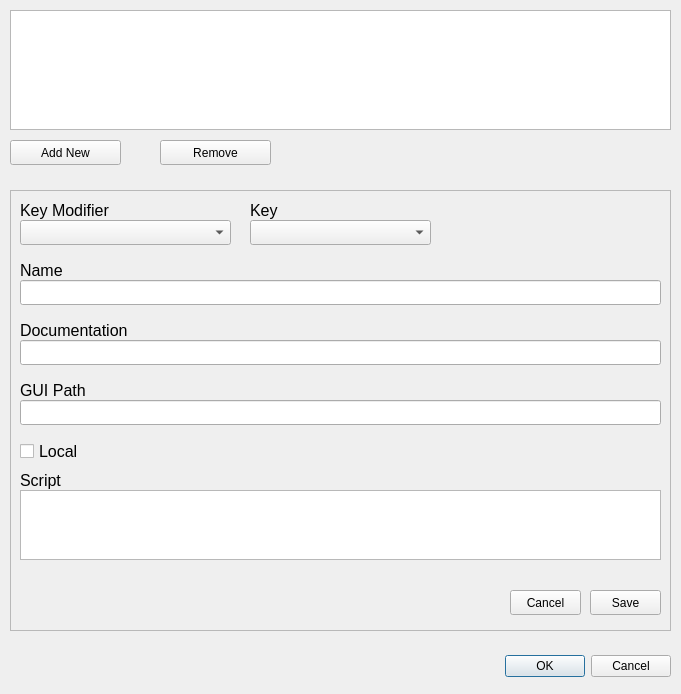
The window that apps/OpenSpace/ext/launcher/src/keybindings.ui (OpenSpace/OpenSpace) describes before a commit, drawn with Qt 5.
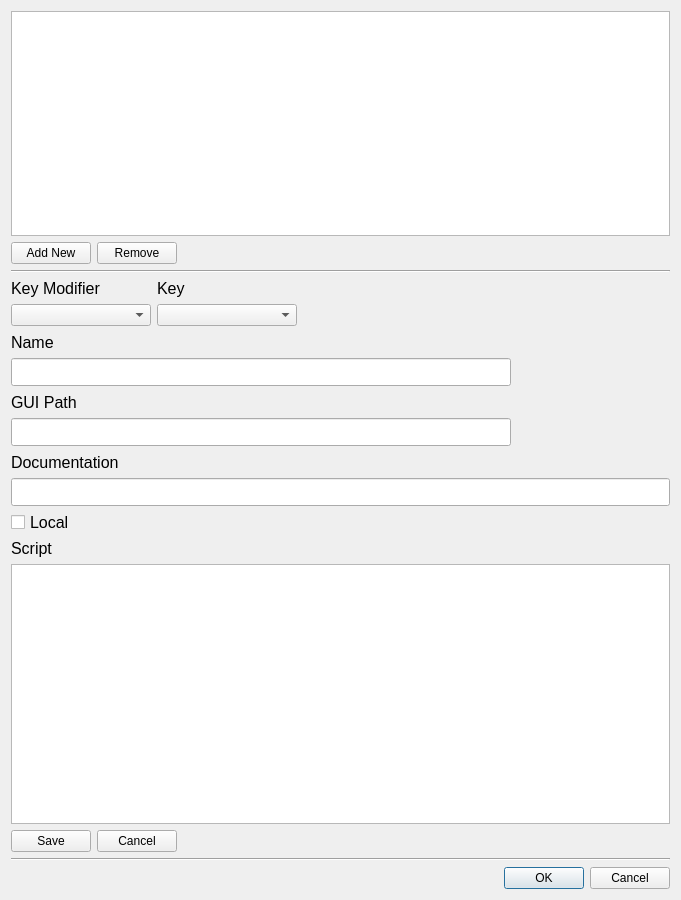
The same window after the commit.

Commit message: Implementing multiple changes to layouts and features based on feedback

The edit to the form file:
```diff
--- a/apps/OpenSpace/ext/launcher/src/keybindings.ui
+++ b/apps/OpenSpace/ext/launcher/src/keybindings.ui
@@ -7,37 +7,27 @@
     <x>0</x>
     <y>0</y>
     <width>681</width>
-    <height>694</height>
+    <height>900</height>
    </rect>
   </property>
+  <property name="minimumSize">
+   <size>
+    <width>400</width>
+    <height>600</height>
+   </size>
+  </property>
+  <property name="maximumSize">
+   <size>
+    <width>1600</width>
+    <height>950</height>
+   </size>
+  </property>
   <property name="windowTitle">
    <string>Assign Keybindings</string>
   </property>
-  <widget class="QDialogButtonBox" name="buttonBox">
-   <property name="geometry">
-    <rect>
-     <x>330</x>
-     <y>650</y>
-     <width>341</width>
-     <height>32</height>
-    </rect>
-   </property>
-   <property name="orientation">
-    <enum>Qt::Horizontal</enum>
-   </property>
-   <property name="standardButtons">
-    <set>QDialogButtonBox::Cancel|QDialogButtonBox::Ok</set>
-   </property>
-  </widget>
+  <layout class="QVBoxLayout" name="verticalLayout">
+   <item>
   <widget class="QListWidget" name="list">
-   <property name="geometry">
-    <rect>
-     <x>10</x>
-     <y>10</y>
-     <width>661</width>
-     <height>120</height>
-    </rect>
-   </property>
    <property name="sizePolicy">
     <sizepolicy hsizetype="Expanding" vsizetype="Preferred">
      <horstretch>0</horstretch>
@@ -47,13 +37,13 @@
    <property name="minimumSize">
     <size>
      <width>0</width>
-     <height>50</height>
+       <height>80</height>
     </size>
    </property>
    <property name="maximumSize">
     <size>
      <width>16777215</width>
-     <height>120</height>
+       <height>260</height>
     </size>
    </property>
    <property name="font">
@@ -71,55 +61,92 @@
     <enum>QListView::Adjust</enum>
    </property>
   </widget>
+   </item>
+   <item>
+    <layout class="QHBoxLayout" name="horizontalLayout">
+     <item>
   <widget class="QPushButton" name="button_add">
-   <property name="geometry">
-    <rect>
-     <x>10</x>
-     <y>140</y>
-     <width>111</width>
-     <height>25</height>
-    </rect>
+       <property name="minimumSize">
+        <size>
+         <width>80</width>
+         <height>0</height>
+        </size>
+       </property>
+       <property name="maximumSize">
+        <size>
+         <width>100</width>
+         <height>16777215</height>
+        </size>
    </property>
    <property name="text">
     <string>Add New</string>
    </property>
   </widget>
+     </item>
+     <item>
   <widget class="QPushButton" name="button_remove">
-   <property name="geometry">
-    <rect>
-     <x>160</x>
-     <y>140</y>
-     <width>111</width>
-     <height>25</height>
-    </rect>
+       <property name="minimumSize">
+        <size>
+         <width>80</width>
+         <height>0</height>
+        </size>
+       </property>
+       <property name="maximumSize">
+        <size>
+         <width>100</width>
+         <height>16777215</height>
+        </size>
    </property>
    <property name="text">
     <string>Remove</string>
    </property>
   </widget>
-  <widget class="QFrame" name="frame">
-   <property name="geometry">
-    <rect>
-     <x>10</x>
-     <y>190</y>
-     <width>661</width>
-     <height>441</height>
-    </rect>
-   </property>
-   <property name="frameShape">
-    <enum>QFrame::StyledPanel</enum>
-   </property>
-   <property name="frameShadow">
-    <enum>QFrame::Raised</enum>
-   </property>
+     </item>
+     <item>
+      <spacer name="horizontalSpacer_3">
+       <property name="orientation">
+        <enum>Qt::Horizontal</enum>
+       </property>
+       <property name="sizeHint" stdset="0">
+        <size>
+         <width>40</width>
+         <height>20</height>
+        </size>
+       </property>
+      </spacer>
+     </item>
+    </layout>
+   </item>
+   <item>
+    <widget class="Line" name="line">
+     <property name="orientation">
+      <enum>Qt::Horizontal</enum>
+     </property>
+    </widget>
+   </item>
+   <item>
+    <layout class="QHBoxLayout" name="horizontalLayout_2">
+     <item>
+      <layout class="QVBoxLayout" name="verticalLayout_2">
+       <item>
    <widget class="QLabel" name="label_keyMod">
-    <property name="geometry">
-     <rect>
-      <x>10</x>
-      <y>10</y>
-      <width>121</width>
-      <height>20</height>
-     </rect>
+         <property name="sizePolicy">
+          <sizepolicy hsizetype="Preferred" vsizetype="Fixed">
+           <horstretch>0</horstretch>
+           <verstretch>0</verstretch>
+          </sizepolicy>
+         </property>
+         <property name="minimumSize">
+          <size>
+           <width>100</width>
+           <height>0</height>
+          </size>
+         </property>
+         <property name="maximumSize">
+          <size>
+           <width>140</width>
+           <height>16777215</height>
+          </size>
     </property>
     <property name="font">
      <font>
@@ -131,40 +158,110 @@
      <string>Key Modifier</string>
     </property>
    </widget>
+       </item>
+       <item>
    <widget class="QComboBox" name="combo_keyMod">
-    <property name="geometry">
-     <rect>
-      <x>10</x>
-      <y>30</y>
-      <width>211</width>
-      <height>25</height>
-     </rect>
+         <property name="minimumSize">
+          <size>
+           <width>140</width>
+           <height>0</height>
+          </size>
+         </property>
+         <property name="maximumSize">
+          <size>
+           <width>300</width>
+           <height>16777215</height>
+          </size>
     </property>
     <property name="toolTip">
      <string>&lt;html&gt;&lt;head/&gt;&lt;body&gt;&lt;p&gt;Modifier keys to hold while key is pressed (blank means none)&lt;/p&gt;&lt;/body&gt;&lt;/html&gt;</string>
     </property>
    </widget>
+       </item>
+      </layout>
+     </item>
+     <item>
+      <layout class="QVBoxLayout" name="verticalLayout_3">
+       <item>
+        <widget class="QLabel" name="label_key">
+         <property name="sizePolicy">
+          <sizepolicy hsizetype="Preferred" vsizetype="Fixed">
+           <horstretch>0</horstretch>
+           <verstretch>0</verstretch>
+          </sizepolicy>
+         </property>
+         <property name="minimumSize">
+          <size>
+           <width>80</width>
+           <height>0</height>
+          </size>
+         </property>
+         <property name="maximumSize">
+          <size>
+           <width>100</width>
+           <height>16777215</height>
+          </size>
+         </property>
+         <property name="font">
+          <font>
+           <family>Arial</family>
+           <pointsize>12</pointsize>
+          </font>
+         </property>
+         <property name="text">
+          <string>Key</string>
+         </property>
+        </widget>
+       </item>
+       <item>
    <widget class="QComboBox" name="combo_key">
-    <property name="geometry">
-     <rect>
-      <x>240</x>
-      <y>30</y>
-      <width>181</width>
-      <height>25</height>
-     </rect>
+         <property name="minimumSize">
+          <size>
+           <width>140</width>
+           <height>0</height>
+          </size>
+         </property>
+         <property name="maximumSize">
+          <size>
+           <width>240</width>
+           <height>16777215</height>
+          </size>
     </property>
     <property name="toolTip">
      <string>&lt;html&gt;&lt;head/&gt;&lt;body&gt;&lt;p&gt;Key to press for this keybinding&lt;/p&gt;&lt;/body&gt;&lt;/html&gt;</string>
     </property>
    </widget>
+       </item>
+      </layout>
+     </item>
+     <item>
+      <spacer name="horizontalSpacer">
+       <property name="orientation">
+        <enum>Qt::Horizontal</enum>
+       </property>
+       <property name="sizeHint" stdset="0">
+        <size>
+         <width>40</width>
+         <height>20</height>
+        </size>
+       </property>
+      </spacer>
+     </item>
+    </layout>
+   </item>
+   <item>
    <widget class="QLabel" name="label_name">
-    <property name="geometry">
-     <rect>
-      <x>10</x>
-      <y>70</y>
-      <width>357</width>
+     <property name="sizePolicy">
+      <sizepolicy hsizetype="Preferred" vsizetype="Fixed">
+       <horstretch>0</horstretch>
+       <verstretch>0</verstretch>
+      </sizepolicy>
+     </property>
+     <property name="maximumSize">
+      <size>
+       <width>160</width>
       <height>20</height>
-     </rect>
+      </size>
     </property>
     <property name="font">
      <font>
@@ -176,59 +273,39 @@
      <string>Name</string>
     </property>
    </widget>
+   </item>
+   <item>
    <widget class="QLineEdit" name="line_name">
-    <property name="geometry">
-     <rect>
-      <x>10</x>
-      <y>90</y>
-      <width>641</width>
-      <height>25</height>
-     </rect>
+     <property name="minimumSize">
+      <size>
+       <width>100</width>
+       <height>0</height>
+      </size>
+     </property>
+     <property name="maximumSize">
+      <size>
+       <width>500</width>
+       <height>28</height>
+      </size>
     </property>
     <property name="toolTip">
      <string>&lt;html&gt;&lt;head/&gt;&lt;body&gt;&lt;p&gt;Name assigned to this keybinding&lt;/p&gt;&lt;/body&gt;&lt;/html&gt;</string>
     </property>
    </widget>
-   <widget class="QLabel" name="label_documentation">
-    <property name="geometry">
-     <rect>
-      <x>10</x>
-      <y>130</y>
-      <width>357</width>
-      <height>20</height>
-     </rect>
-    </property>
-    <property name="font">
-     <font>
-      <family>Arial</family>
-      <pointsize>12</pointsize>
-     </font>
-    </property>
-    <property name="text">
-     <string>Documentation</string>
-    </property>
-   </widget>
-   <widget class="QLineEdit" name="line_documentation">
-    <property name="geometry">
-     <rect>
-      <x>10</x>
-      <y>150</y>
-      <width>641</width>
-      <height>25</height>
-     </rect>
-    </property>
-    <property name="toolTip">
-     <string>&lt;html&gt;&lt;head/&gt;&lt;body&gt;&lt;p&gt;[OPTIONAL] Documentation entry for keybinding&lt;/p&gt;&lt;/body&gt;&lt;/html&gt;</string>
-    </property>
-   </widget>
+   </item>
+   <item>
    <widget class="QLabel" name="label_guiPath">
-    <property name="geometry">
-     <rect>
-      <x>10</x>
-      <y>190</y>
-      <width>357</width>
+     <property name="sizePolicy">
+      <sizepolicy hsizetype="Preferred" vsizetype="Fixed">
+       <horstretch>0</horstretch>
+       <verstretch>0</verstretch>
+      </sizepolicy>
+     </property>
+     <property name="maximumSize">
+      <size>
+       <width>160</width>
       <height>20</height>
-     </rect>
+      </size>
     </property>
     <property name="font">
      <font>
@@ -240,27 +317,77 @@
      <string>GUI Path</string>
     </property>
    </widget>
+   </item>
+   <item>
    <widget class="QLineEdit" name="line_guiPath">
-    <property name="geometry">
-     <rect>
-      <x>10</x>
-      <y>210</y>
-      <width>641</width>
-      <height>25</height>
-     </rect>
+     <property name="minimumSize">
+      <size>
+       <width>100</width>
+       <height>0</height>
+      </size>
+     </property>
+     <property name="maximumSize">
+      <size>
+       <width>500</width>
+       <height>28</height>
+      </size>
     </property>
     <property name="toolTip">
      <string>&lt;html&gt;&lt;head/&gt;&lt;body&gt;&lt;p&gt;[OPTIONAL] Path for where this keybinding appears in GUI menu&lt;/p&gt;&lt;/body&gt;&lt;/html&gt;</string>
     </property>
    </widget>
+   </item>
+   <item>
+    <widget class="QLabel" name="label_documentation">
+     <property name="sizePolicy">
+      <sizepolicy hsizetype="Preferred" vsizetype="Fixed">
+       <horstretch>0</horstretch>
+       <verstretch>0</verstretch>
+      </sizepolicy>
+     </property>
+     <property name="maximumSize">
+      <size>
+       <width>160</width>
+       <height>20</height>
+      </size>
+     </property>
+     <property name="font">
+      <font>
+       <family>Arial</family>
+       <pointsize>12</pointsize>
+      </font>
+     </property>
+     <property name="text">
+      <string>Documentation</string>
+     </property>
+    </widget>
+   </item>
+   <item>
+    <widget class="QLineEdit" name="line_documentation">
+     <property name="minimumSize">
+      <size>
+       <width>100</width>
+       <height>0</height>
+      </size>
+     </property>
+     <property name="maximumSize">
+      <size>
+       <width>16777215</width>
+       <height>28</height>
+      </size>
+     </property>
+     <property name="toolTip">
+      <string>&lt;html&gt;&lt;head/&gt;&lt;body&gt;&lt;p&gt;[OPTIONAL] Documentation entry for keybinding&lt;/p&gt;&lt;/body&gt;&lt;/html&gt;</string>
+     </property>
+    </widget>
+   </item>
+   <item>
    <widget class="QCheckBox" name="checkBox_local">
-    <property name="geometry">
-     <rect>
-      <x>10</x>
-      <y>250</y>
-      <width>92</width>
-      <height>23</height>
-     </rect>
+     <property name="maximumSize">
+      <size>
+       <width>160</width>
+       <height>20</height>
+      </size>
     </property>
     <property name="font">
      <font>
@@ -275,14 +402,20 @@
      <string>Local</string>
     </property>
    </widget>
+   </item>
+   <item>
    <widget class="QLabel" name="label_script">
-    <property name="geometry">
-     <rect>
-      <x>10</x>
-      <y>280</y>
-      <width>357</width>
+     <property name="sizePolicy">
+      <sizepolicy hsizetype="Preferred" vsizetype="Fixed">
+       <horstretch>0</horstretch>
+       <verstretch>0</verstretch>
+      </sizepolicy>
+     </property>
+     <property name="maximumSize">
+      <size>
+       <width>160</width>
       <height>20</height>
-     </rect>
+      </size>
     </property>
     <property name="font">
      <font>
@@ -294,80 +427,110 @@
      <string>Script</string>
     </property>
    </widget>
+   </item>
+   <item>
    <widget class="QTextEdit" name="text_script">
-    <property name="geometry">
-     <rect>
-      <x>10</x>
-      <y>300</y>
-      <width>641</width>
-      <height>70</height>
-     </rect>
+     <property name="sizePolicy">
+      <sizepolicy hsizetype="Expanding" vsizetype="Expanding">
+       <horstretch>0</horstretch>
+       <verstretch>3</verstretch>
+      </sizepolicy>
+     </property>
+     <property name="minimumSize">
+      <size>
+       <width>100</width>
+       <height>80</height>
+      </size>
+     </property>
+     <property name="maximumSize">
+      <size>
+       <width>16777215</width>
+       <height>260</height>
+      </size>
+     </property>
+     <property name="font">
+      <font>
+       <family>Arial</family>
+      </font>
     </property>
     <property name="toolTip">
      <string>&lt;html&gt;&lt;head/&gt;&lt;body&gt;&lt;p&gt;Command(s) to execute at keypress event&lt;/p&gt;&lt;/body&gt;&lt;/html&gt;</string>
     </property>
    </widget>
-   <widget class="QPushButton" name="button_cancel">
-    <property name="geometry">
-     <rect>
-      <x>500</x>
-      <y>400</y>
-      <width>71</width>
-      <height>25</height>
-     </rect>
-    </property>
-    <property name="text">
-     <string>Cancel</string>
-    </property>
-   </widget>
+   </item>
+   <item>
+    <layout class="QHBoxLayout" name="horizontalLayout_3">
+     <item>
    <widget class="QPushButton" name="button_save">
-    <property name="geometry">
-     <rect>
-      <x>580</x>
-      <y>400</y>
-      <width>71</width>
-      <height>25</height>
-     </rect>
+       <property name="minimumSize">
+        <size>
+         <width>80</width>
+         <height>0</height>
+        </size>
+       </property>
+       <property name="maximumSize">
+        <size>
+         <width>100</width>
+         <height>16777215</height>
+        </size>
     </property>
     <property name="text">
      <string>Save</string>
     </property>
    </widget>
-   <widget class="QLabel" name="label_key">
-    <property name="geometry">
-     <rect>
-      <x>240</x>
-      <y>10</y>
-      <width>61</width>
-      <height>20</height>
-     </rect>
-    </property>
-    <property name="font">
-     <font>
-      <family>Arial</family>
-      <pointsize>12</pointsize>
-     </font>
+     </item>
+     <item>
+      <widget class="QPushButton" name="button_cancel">
+       <property name="minimumSize">
+        <size>
+         <width>80</width>
+         <height>0</height>
+        </size>
+       </property>
+       <property name="maximumSize">
+        <size>
+         <width>100</width>
+         <height>16777215</height>
+        </size>
     </property>
     <property name="text">
-     <string>Key</string>
-    </property>
-   </widget>
-   <zorder>label_keyMod</zorder>
-   <zorder>label_documentation</zorder>
-   <zorder>line_documentation</zorder>
-   <zorder>label_name</zorder>
-   <zorder>button_save</zorder>
-   <zorder>button_cancel</zorder>
-   <zorder>line_name</zorder>
-   <zorder>line_guiPath</zorder>
-   <zorder>label_guiPath</zorder>
-   <zorder>text_script</zorder>
-   <zorder>label_script</zorder>
-   <zorder>combo_keyMod</zorder>
-   <zorder>combo_key</zorder>
-   <zorder>checkBox_local</zorder>
-   <zorder>label_key</zorder>
-  </widget>
+        <string>Cancel</string>
+       </property>
+      </widget>
+     </item>
+     <item>
+      <spacer name="horizontalSpacer_2">
+       <property name="orientation">
+        <enum>Qt::Horizontal</enum>
+       </property>
+       <property name="sizeHint" stdset="0">
+        <size>
+         <width>40</width>
+         <height>20</height>
+        </size>
+       </property>
+      </spacer>
+     </item>
+    </layout>
+   </item>
+   <item>
+    <widget class="Line" name="line_2">
+     <property name="orientation">
+      <enum>Qt::Horizontal</enum>
+     </property>
+    </widget>
+   </item>
+   <item>
+    <widget class="QDialogButtonBox" name="buttonBox">
+     <property name="orientation">
+      <enum>Qt::Horizontal</enum>
+     </property>
+     <property name="standardButtons">
+      <set>QDialogButtonBox::Cancel|QDialogButtonBox::Ok</set>
+     </property>
+    </widget>
+   </item>
+  </layout>
  </widget>
  <resources/>
  <connections>
```
Lines whose indentation alone changed are shown as unchanged. The commit also changes 33 other files.
